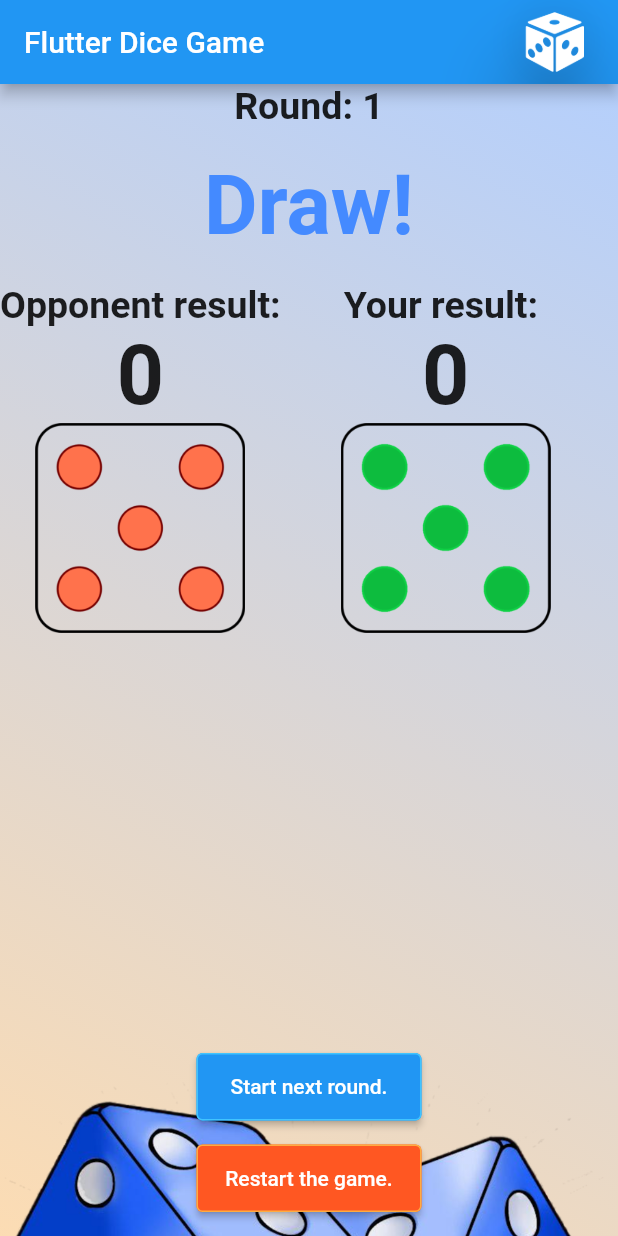
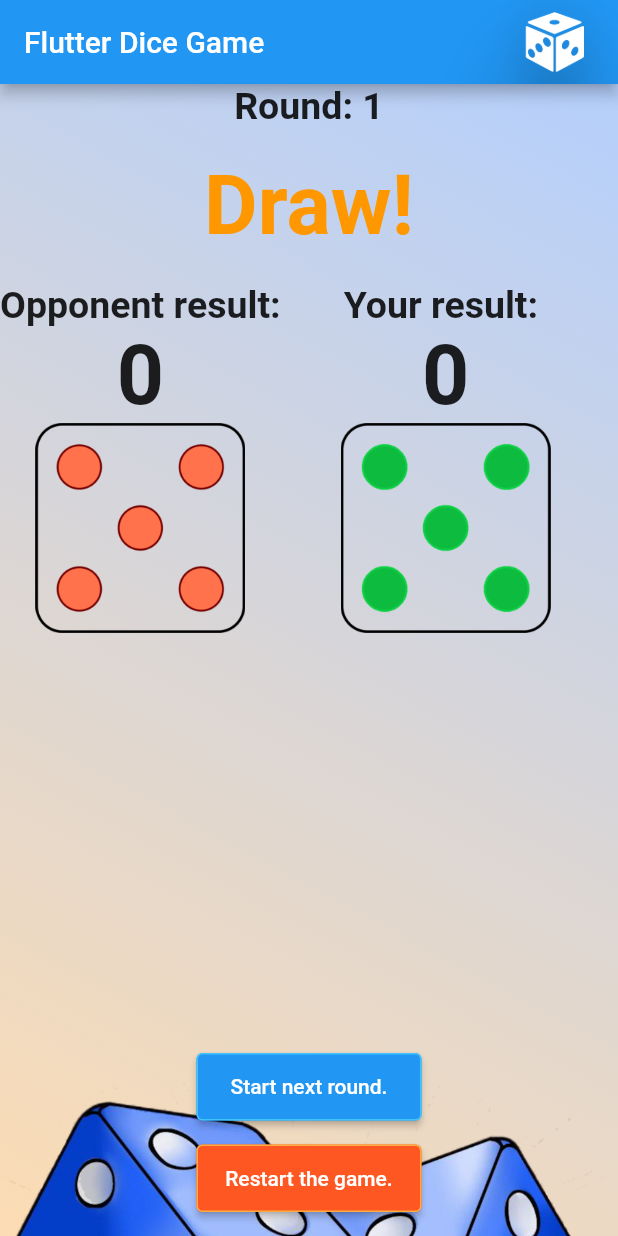
Before and after one commit to kondiq22/DiceGame, a Flutter app: the screen it shows after launch, after a tap on "Start the game.", on a phone screen of 412 x 824 dp. Run offline on Flutter 3.47's test engine with Material 2 defaults, Android fonts, the light colour scheme and no system bars.

Commit message:
colores change

```diff
--- a/lib/dice.dart
+++ b/lib/dice.dart
@@ -55,7 +55,7 @@ class Dice extends StatelessWidget {
 
       default:
         {
-          return Colors.blueAccent;
+          return Colors.orange;
         }
     }
   }
--- a/lib/main.dart
+++ b/lib/main.dart
@@ -146,7 +146,7 @@ class _MyHomePageState extends State<MyHomePage> {
             return Container(
                 padding: EdgeInsets.all(5),
                 decoration: const BoxDecoration(
-                  color: Colors.blue,
+                  color: Colors.orangeAccent,
                   borderRadius:
                       BorderRadius.only(bottomRight: Radius.circular(10)),
                 ),
```
